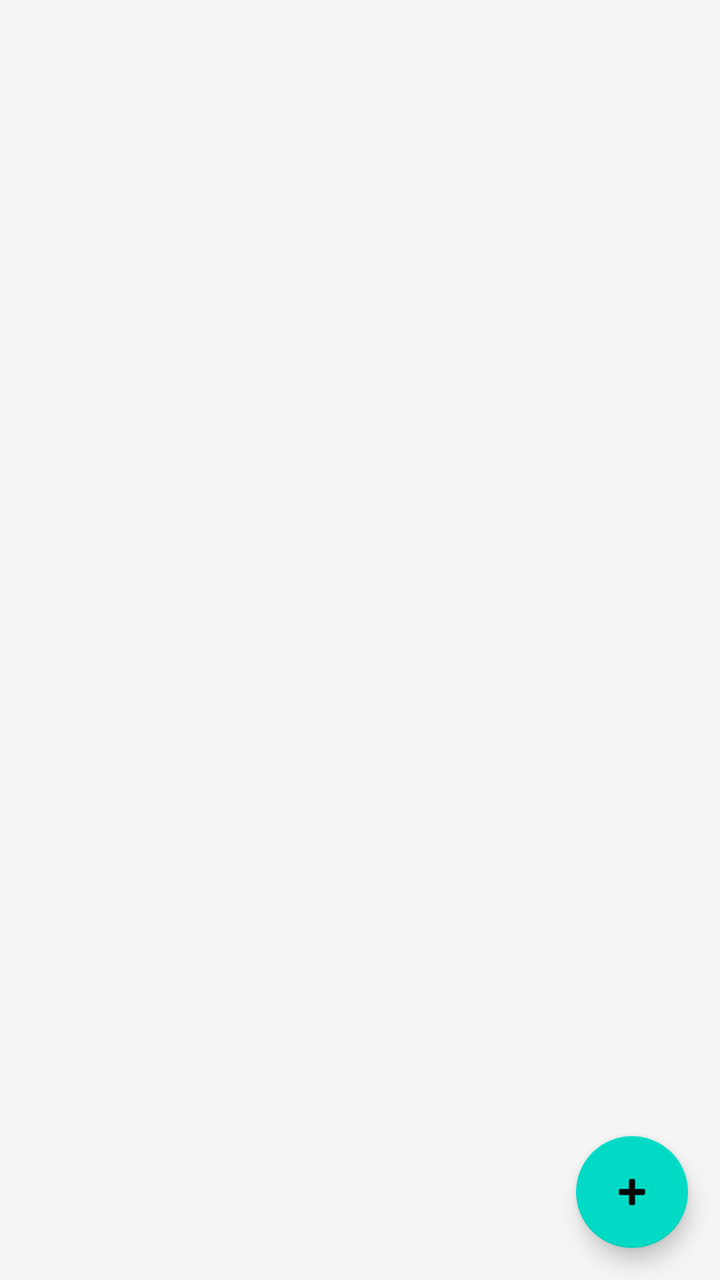
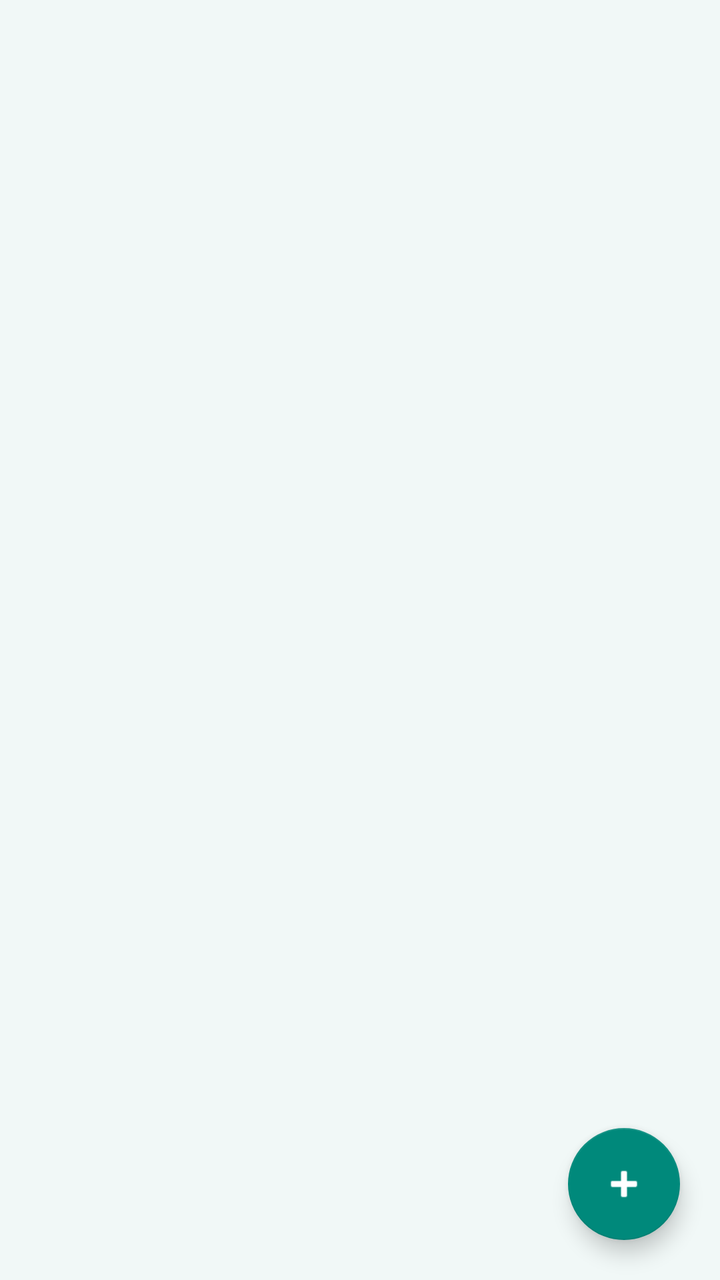

An Android layout rendered at two revisions. The XML below is the earlier revision; the diff shows what the commit changed to produce the second picture.
<!-- AndroidManifest.xml: application theme Theme.PhoneApp -->
<!-- res/layout/fragment_contact_list.xml -->
<?xml version="1.0" encoding="utf-8"?>
<androidx.coordinatorlayout.widget.CoordinatorLayout
    xmlns:android="http://schemas.android.com/apk/res/android"
    xmlns:app="http://schemas.android.com/apk/res-auto"
    android:layout_width="match_parent"
    android:layout_height="match_parent"
    android:background="@color/background">

    <androidx.recyclerview.widget.RecyclerView
        android:id="@+id/recyclerView"
        android:layout_width="match_parent"
        android:layout_height="match_parent"
        android:clipToPadding="false"
        android:paddingTop="8dp"
        android:paddingBottom="80dp" />

    <TextView
        android:id="@+id/tvEmptyState"
        android:layout_width="wrap_content"
        android:layout_height="wrap_content"
        android:layout_gravity="center"
        android:gravity="center"
        android:text="@string/no_contacts"
        android:textSize="17sp"
        android:textColor="@color/text_secondary"
        android:visibility="gone" />

    <com.google.android.material.floatingactionbutton.FloatingActionButton
        android:id="@+id/fabAddContact"
        android:layout_width="wrap_content"
        android:layout_height="wrap_content"
        android:layout_gravity="bottom|end"
        android:layout_margin="16dp"
        android:contentDescription="Add contact"
        app:srcCompat="@android:drawable/ic_input_add" />

</androidx.coordinatorlayout.widget.CoordinatorLayout>
<!-- resources referenced by this layout -->
<resources>
  <color name="background">#FFF5F5F5</color>
  <color name="text_secondary">#FF757575</color>
  <string name="no_contacts">No contacts found.\nTap + to add a new contact.</string>
  <style name="Theme.PhoneApp" parent="Theme.MaterialComponents.DayNight.NoActionBar">
          <item name="colorPrimary">@color/primary</item>
          <item name="colorPrimaryDark">@color/primary_dark</item>
          <item name="colorAccent">@color/accent</item>
          <item name="android:statusBarColor">@color/primary_dark</item>
      </style>
  <color name="primary">#FF6200EE</color>
  <color name="primary_dark">#FF3700B3</color>
  <color name="accent">#FF03DAC5</color>
</resources>

<!-- the commit's change to res/layout/fragment_contact_list.xml (unified diff, before → after) -->
@@ -11,7 +11,7 @@
         android:layout_width="match_parent"
         android:layout_height="match_parent"
         android:clipToPadding="false"
-        android:paddingTop="8dp"
+        android:paddingTop="6dp"
         android:paddingBottom="80dp" />
 
     <TextView
@@ -30,8 +30,10 @@
         android:layout_width="wrap_content"
         android:layout_height="wrap_content"
         android:layout_gravity="bottom|end"
-        android:layout_margin="16dp"
-        android:contentDescription="Add contact"
+        android:layout_margin="20dp"
+        android:contentDescription="@string/add_contact"
+        app:backgroundTint="@color/primary"
+        app:tint="@color/white"
         app:srcCompat="@android:drawable/ic_input_add" />
 
 </androidx.coordinatorlayout.widget.CoordinatorLayout>
<!-- resource entries referenced after the edit -->
@@ -1,16 +1,31 @@
 <!-- resources referenced by this layout -->
 <resources>
-  <color name="background">#FFF5F5F5</color>
-  <color name="text_secondary">#FF757575</color>
+  <color name="background">#FFF1F8F7</color>
+  <color name="text_secondary">#FF637074</color>
+  <color name="white">#FFFFFFFF</color>
+  <string name="add_contact">Add Contact</string>
   <string name="no_contacts">No contacts found.\nTap + to add a new contact.</string>
   <style name="Theme.PhoneApp" parent="Theme.MaterialComponents.DayNight.NoActionBar">
           <item name="colorPrimary">@color/primary</item>
           <item name="colorPrimaryDark">@color/primary_dark</item>
           <item name="colorAccent">@color/accent</item>
-          <item name="android:statusBarColor">@color/primary_dark</item>
+          <item name="android:statusBarColor">@color/header_gradient_start</item>
+          <item name="android:windowBackground">@color/background</item>
+          <item name="colorSurface">@color/surface</item>
+          <item name="bottomNavigationStyle">@style/Widget.App.BottomNavigationView</item>
       </style>
-  <color name="primary">#FF6200EE</color>
-  <color name="primary_dark">#FF3700B3</color>
-  <color name="accent">#FF03DAC5</color>
+  <color name="primary">#FF00897B</color>
+  <color name="primary_dark">#FF00695C</color>
+  <color name="accent">#FF26A69A</color>
+  <color name="header_gradient_start">#FF004D40</color>
+  <color name="surface">#FFFFFFFF</color>
+  <style name="Widget.App.BottomNavigationView" parent="Widget.MaterialComponents.BottomNavigationView">
+          <item name="itemIconTint">@color/bottom_nav_selector</item>
+          <item name="itemTextColor">@color/bottom_nav_selector</item>
+          <item name="itemRippleColor">@color/primary_light</item>
+          <item name="elevation">8dp</item>
+          <item name="backgroundTint">@color/surface</item>
+      </style>
+  <color name="primary_light">#FFB2DFDB</color>
 </resources>
 
